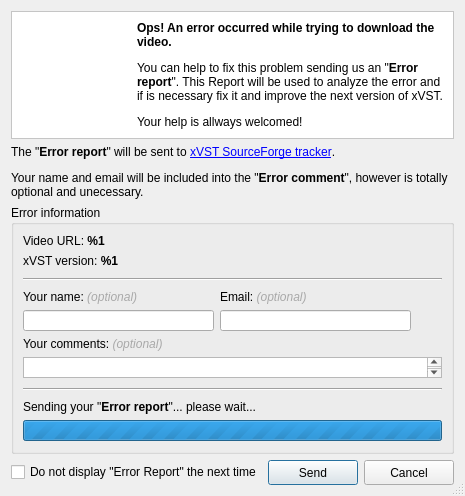
Qt form ui/bugreport.ui (ckorn/xvst) before a commit.
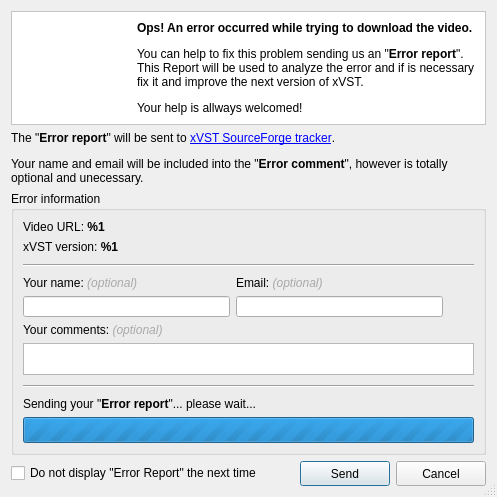
The same form after that commit. Icons and pictures are not drawn.

```diff
--- a/ui/bugreport.ui
+++ b/ui/bugreport.ui
@@ -5,8 +5,8 @@
    <rect>
     <x>0</x>
     <y>0</y>
-    <width>455</width>
-    <height>496</height>
+    <width>497</width>
+    <height>497</height>
    </rect>
   </property>
   <property name="windowTitle" >
@@ -216,7 +216,14 @@
          </widget>
         </item>
         <item>
-         <widget class="QTextEdit" name="rchComments" />
+         <widget class="QTextEdit" name="rchComments" >
+          <property name="minimumSize" >
+           <size>
+            <width>0</width>
+            <height>28</height>
+           </size>
+          </property>
+         </widget>
         </item>
        </layout>
       </item>
@@ -247,6 +254,12 @@
         </item>
         <item>
          <widget class="QProgressBar" name="prbSending" >
+          <property name="minimumSize" >
+           <size>
+            <width>0</width>
+            <height>26</height>
+           </size>
+          </property>
           <property name="maximum" >
            <number>0</number>
           </property>
```
